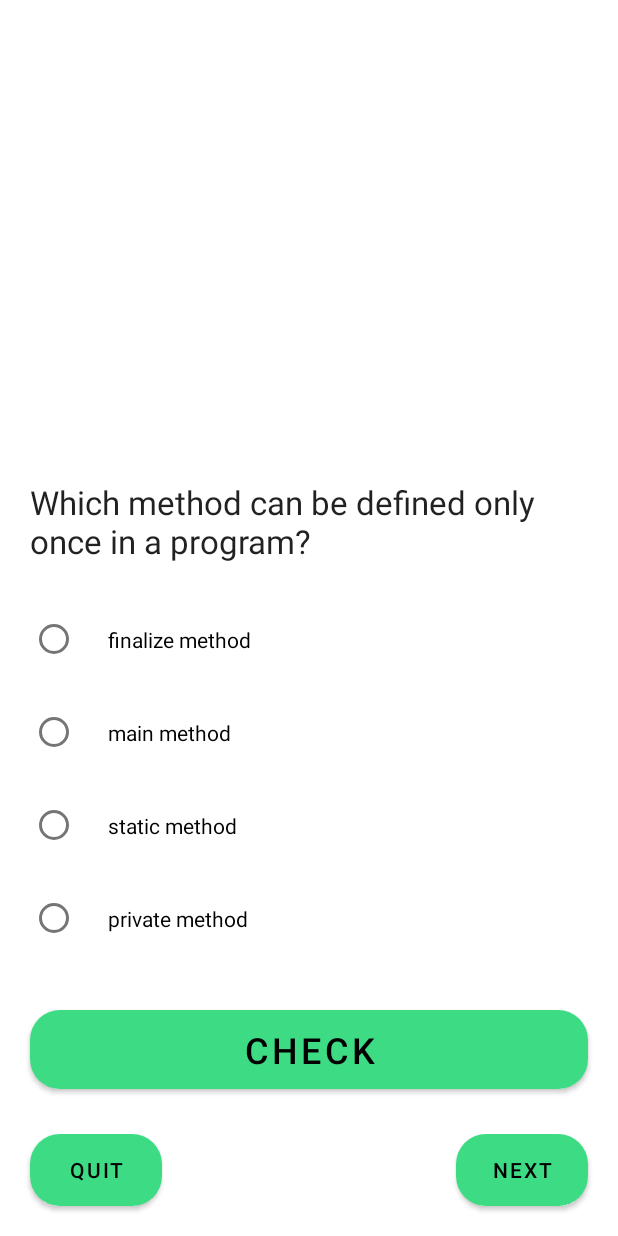
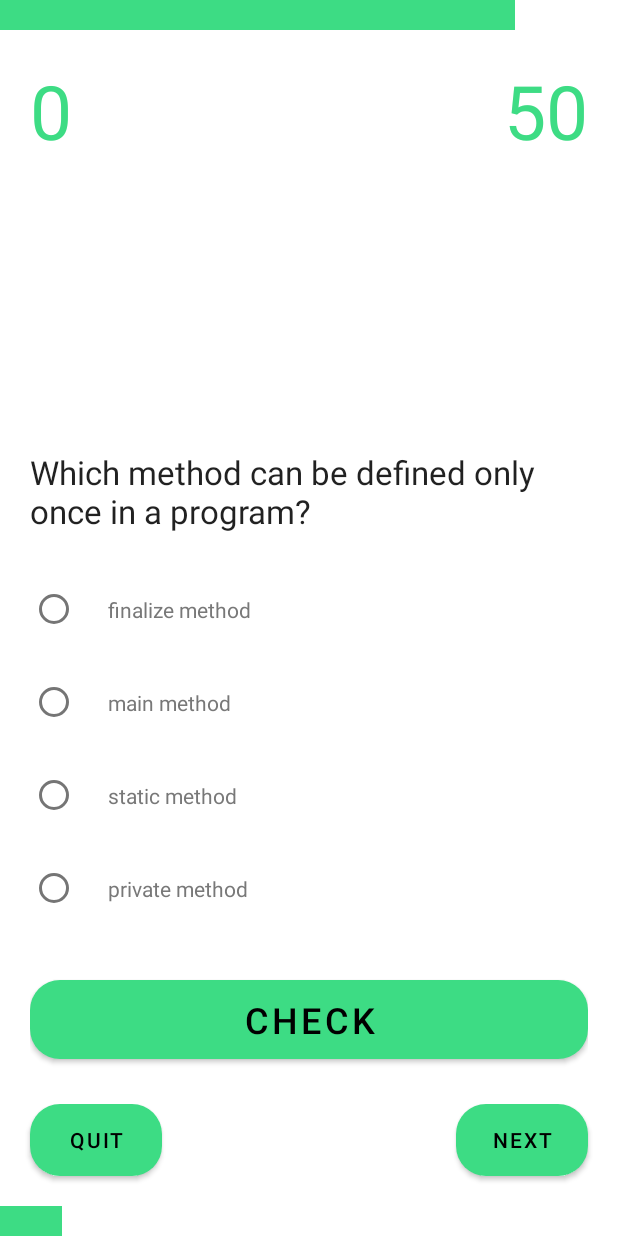
Before and after one commit to innocentmasuki/quizapp, an Android app: the screen it shows after launch (Questions), after a tap on "CHECK", on a phone screen of 412 x 824 dp. Run offline under Robolectric (Android 15) with nearby library versions, the phone set to English and light mode, and no system bars; plain views replace LinearTimerView; 1 statement that could not run was skipped.

Commit message:
upgraded the gradle version

```diff
--- a/app/build.gradle
+++ b/app/build.gradle
@@ -41,7 +41,5 @@ dependencies {
     androidTestImplementation 'androidx.test.ext:junit:1.1.3'
     androidTestImplementation 'androidx.test.espresso:espresso-core:3.4.0'
 
-    implementation "com.github.krtkush:LinearTimer:v2.1.1"
-    implementation 'com.github.rehmanmuradali:ticker:1.0.1'
-    implementation 'com.gusakov:pulse-countdown:1.1.0-rc1'
+
 }
--- a/app/src/main/AndroidManifest.xml
+++ b/app/src/main/AndroidManifest.xml
@@ -17,6 +17,7 @@
             android:exported="false" />
         <activity
             android:name=".Questions"
+            android:screenOrientation="portrait"
             android:exported="true">
             <intent-filter>
                 <action android:name="android.intent.action.MAIN" />
--- a/app/src/main/java/com/innocentmasuki/quizapp/Questions.java
+++ b/app/src/main/java/com/innocentmasuki/quizapp/Questions.java
@@ -1,29 +1,42 @@
 package com.innocentmasuki.quizapp;
 
+import androidx.annotation.NonNull;
 import androidx.appcompat.app.AppCompatActivity;
 
 import android.content.Intent;
 import android.graphics.Color;
 import android.os.Bundle;
-import android.provider.MediaStore;
+import android.os.CountDownTimer;
 import android.util.Log;
-import android.view.View;
+import android.view.animation.Animation;
+import android.view.animation.AnimationUtils;
 import android.widget.Button;
+import android.widget.ProgressBar;
 import android.widget.RadioButton;
 import android.widget.RadioGroup;
 import android.widget.TextView;
 import android.widget.Toast;
 
-import java.util.ArrayList;
+import java.util.Locale;
 
 public class Questions extends AppCompatActivity {
 
-    Boolean answered = false;
+    Boolean answered = false, timeUp = false;
+    Animation shake;
 
-    TextView tv;
-    Button nextQuestion, quitbutton, checkAnswer;
+    private boolean mTimerRunning;
+
+    TextView tv, userScores, user_marks;
+    Button nextQuestion, quitButton, submitAnswerBtn;
     RadioGroup radio_g;
     RadioButton rb1,rb2,rb3,rb4;
+
+    ProgressBar mProgressBar,questionProgressBar;
+    CountDownTimer mCountDownTimer;
+
+    int seconds;
+    public static int totalSeconds = 0;
+
 
     String[] questions = {
             "Which method can be defined only once in a program?",
@@ -51,8 +64,14 @@ public class Questions extends AppCompatActivity {
             "int","long","byte","float"
     };
 
+    int[] duration = {60,120,70,12,30,60,120,70,12,30};
+
     int flag=0;
     public static int marks=0,correct=0,wrong=0;
+    int counter = 0;
+
+    private long mTimeLeftInMillis = duration[flag] * 1000;
+
 
     @Override
     protected void onCreate(Bundle savedInstanceState) {
@@ -60,11 +79,17 @@ public class Questions extends AppCompatActivity {
         setContentView(R.layout.activity_questions);
 
         TextView textView=(TextView)findViewById(R.id.DispName);
+        mProgressBar=(ProgressBar)findViewById(R.id.progressbar);
+        questionProgressBar=(ProgressBar)findViewById(R.id.questionsProgress);
+        shake = AnimationUtils.loadAnimation(getApplicationContext(), R.anim.shake);
+
 
         nextQuestion=(Button)findViewById(R.id.nextQuestion);
-        checkAnswer=(Button)findViewById(R.id.check_answer);
-        quitbutton=(Button)findViewById(R.id.buttonquit);
+        submitAnswerBtn =(Button)findViewById(R.id.check_answer);
+        quitButton =(Button)findViewById(R.id.buttonquit);
         tv=(TextView) findViewById(R.id.tvque);
+        userScores=(TextView) findViewById(R.id.scores);
+        user_marks=(TextView) findViewById(R.id.user_marks);
 
         radio_g=(RadioGroup)findViewById(R.id.answersgrp);
         rb1=(RadioButton)findViewById(R.id.radioButton);
@@ -78,54 +103,64 @@ public class Questions extends AppCompatActivity {
         rb4.setText(opt[3]);
 
 
-//         circularViewWithTimer = findViewById(R.id.circular_view_with_timer);
-//        CircularView.OptionsBuilder builderWithTimer =
-//                new CircularView.OptionsBuilder()
-//                        .shouldDisplayText(true)
-//                        .setCounterInSeconds(50)
-//                        .setCircularViewCallback(new CircularViewCallback() {
-//                            @Override
-//                            public void onTimerFinish() {
-//
-//                                // Will be called if times up of countdown timer
-//                                Toast.makeText(MainActivity.this, "CircularCallback: Timer Finished ", Toast.LENGTH_SHORT).show();
-//                            }
-//
-//                            @Override
-//                            public void onTimerCancelled() {
-//
-//                                // Will be called if stopTimer is called
-//                                Toast.makeText(MainActivity.this, "CircularCallback: Timer Cancelled ", Toast.LENGTH_SHORT).show();
-//                            }
-//                        });
-//
-//        circularViewWithTimer.setOptions(builderWithTimer);
-
-        checkAnswer.setOnClickListener(v -> {
 
 
+        // Iterate through all elements and add them to sum
+        for (int j : duration) totalSeconds += j;
+        questionProgressBar.setMax(questions.length);
+        questionProgressBar.setProgress(flag + 1);
+
+
+        startTimer();
+        updateCountDownText();
+
+        submitAnswerBtn.setOnClickListener(v -> {
+            submitAnswer();
+        });
+
+        nextQuestion.setOnClickListener(v -> {
+            goToNextQuestion();
+        });
+
+
+    }
+
+
+    private void submitAnswer() {
 
         if(radio_g.getCheckedRadioButtonId()==-1)
         {
             Toast.makeText(getApplicationContext(), "Please select one choice", Toast.LENGTH_SHORT).show();
             return;
+
         }else{
+
             answered = true;
-                checkAnswer.setEnabled(false);
+            submitAnswerBtn.setEnabled(false);
             RadioButton userAnswer = (RadioButton) findViewById(radio_g.getCheckedRadioButtonId());
             String ansText = userAnswer.getText().toString();
             if(ansText.equals(answers[flag])) {
                 correct++;
+                pauseTimer();
+                marks = marks + seconds;
+                user_marks.setText("Scores : " + marks);
                 userAnswer.setBackgroundResource(R.drawable.correct_background);
                 userAnswer.setTextColor(Color.parseColor("#FFFFFFFF"));
             }
 
             else {
-
+                pauseTimer();
                 userAnswer.setBackgroundResource(R.drawable.wrong_background);
-                    radio_g.getChildAt(flag+1).setBackgroundResource(R.drawable.correct_background);
+                for (int i=0;i<4;i++) {
+                    RadioButton o = (RadioButton) radio_g.getChildAt(i);
+                    if (o.getText().toString().equals(answers[flag])) {
+                        o.setBackgroundResource(R.drawable.correct_background);
+                        o.setTextColor(Color.parseColor("#FFFFFFFF"));
+                        o.startAnimation(shake);
+                    }
+                }
+//                    radio_g.getChildAt(flag+1).setBackgroundResource(R.drawable.correct_background);
                 userAnswer.setTextColor(Color.parseColor("#FFFFFFFF"));
-                    ((RadioButton) radio_g.getChildAt(flag+1)).setTextColor(Color.parseColor("#FFFFFFFF"));
                 wrong++;
             }
             rb1.setEnabled(false);
@@ -134,18 +169,19 @@ public class Questions extends AppCompatActivity {
             rb4.setEnabled(false);
         }
 
+    }
 
-        });
+    private void goToNextQuestion() {
+        if(answered || timeUp){
+            answered = false;
+            timeUp = false;
+            submitAnswerBtn.setEnabled(true);
 
-        nextQuestion.setOnClickListener(v -> {
-            if(answered){
-                answered = false;
-                checkAnswer.setEnabled(true);
 
-                rb1.setTextColor(Color.parseColor("#000000"));
-                rb2.setTextColor(Color.parseColor("#000000"));
-                rb3.setTextColor(Color.parseColor("#000000"));
-                rb4.setTextColor(Color.parseColor("#000000"));
+            rb1.setTextColor(Color.parseColor("#787878"));
+            rb2.setTextColor(Color.parseColor("#787878"));
+            rb3.setTextColor(Color.parseColor("#787878"));
+            rb4.setTextColor(Color.parseColor("#787878"));
 
             rb1.setBackgroundResource(0);
             rb2.setBackgroundResource(0);
@@ -159,26 +195,107 @@ public class Questions extends AppCompatActivity {
 
 
             flag++;
-                if(flag<questions.length)
-                {
+            if(flag<questions.length){
+
+                if(flag == (questions.length - 1)){
+                    nextQuestion.setText("FINISH");
+                }
                 tv.setText(questions[flag]);
                 rb1.setText(opt[flag*4]);
                 rb2.setText(opt[flag*4 +1]);
                 rb3.setText(opt[flag*4 +2]);
                 rb4.setText(opt[flag*4 +3]);
+
+
+                questionProgressBar.setProgress(flag + 1);
+                mProgressBar.setMax(duration[flag]);
+                resetTimer();
+                startTimer();
+
             }
             else
             {
-                    marks=correct;
-//                Intent in = new Intent(getApplicationContext(),Results.class);
-//                startActivity(in);
-                    Toast.makeText(getApplicationContext(), "All done go to results", Toast.LENGTH_SHORT).show();
+                    Intent in = new Intent(getApplicationContext(),Results.class);
+                    in.putExtra("marks", marks);
+                    in.putExtra("total", totalSeconds);
+                    startActivity(in);
             }
             radio_g.clearCheck();
         }
 
-        });
+    }
+
+
+    private void startTimer() {
+        mCountDownTimer = new CountDownTimer(mTimeLeftInMillis, 1000) {
+            @Override
+            public void onTick(long millisUntilFinished) {
+                mTimeLeftInMillis = millisUntilFinished;
+                Log.v("Log_tag", "Tick of Progress"+ mTimeLeftInMillis);
+
+                updateCountDownText();
+            }
+
+            @Override
+            public void onFinish() {
+                mTimerRunning = false;
+                submitAnswerBtn.setEnabled(false);
+                timeUp = true;
+
+            }
+        }.start();
+
+        mTimerRunning = true;
+
+    }
+
+    private void pauseTimer() {
+        mCountDownTimer.cancel();
+        mTimerRunning = false;
+
+    }
+
+    private void resetTimer() {
+        mTimeLeftInMillis = duration[flag] * 1000;
+        updateCountDownText();
+    }
+
+
+    private void updateCountDownText() {
+        mProgressBar.setMax(duration[flag]);
+
+//        int minutes = (int) (mTimeLeftInMillis / 1000) / 60;
+         seconds = (int) (mTimeLeftInMillis / 1000);
+        mProgressBar.setProgress(seconds);
+        Log.v("Log_tag", "Tick of Seconds"+ seconds);
+
+
+
+        String timeLeftFormatted = String.format(Locale.getDefault(), "%02d", seconds);
+
+        userScores.setText(Integer.toString(seconds));
+    }
+
+
+    @Override
+    protected void onSaveInstanceState(@NonNull Bundle outState) {
+
+        super.onSaveInstanceState(outState);
+        outState.putLong("millisLeft",mTimeLeftInMillis);
+        outState.putBoolean("timerRunning",mTimerRunning);
+    }
+
+    @Override
+    protected  void onRestoreInstanceState(Bundle savedInstances){
+        super.onRestoreInstanceState(savedInstances);
+        mTimeLeftInMillis = savedInstances.getLong("millisLeft");
+        mTimerRunning = savedInstances.getBoolean("timerRunning");
+        updateCountDownText();
+
+        if(mTimerRunning){
+            startTimer();
+        }
+    }
 
 
 }
-}
--- /dev/null
+++ b/app/src/main/res/drawable/timer_progress_bar.xml
@@ -0,0 +1,18 @@
+<?xml version="1.0" encoding="utf-8"?>
+<layer-list xmlns:android="http://schemas.android.com/apk/res/android">
+    <!-- Define the background properties like color etc -->
+    <item android:id="@android:id/background">
+        <shape>
+            <solid android:color="#00000000"/>
+        </shape>
+    </item>
+
+    <!-- Define the progress properties like start color, end color etc -->
+    <item android:id="@android:id/progress">
+        <clip>
+            <shape>
+                <solid android:color="@color/primary_color"/>
+            </shape>
+        </clip>
+    </item>
+</layer-list>
--- a/app/src/main/res/layout/activity_questions.xml
+++ b/app/src/main/res/layout/activity_questions.xml
@@ -2,60 +2,77 @@
 <RelativeLayout xmlns:android="http://schemas.android.com/apk/res/android"
     xmlns:app="http://schemas.android.com/apk/res-auto"
     xmlns:tools="http://schemas.android.com/tools"
-    xmlns:timer="http://schemas.android.com/apk/res-auto"
     android:layout_width="match_parent"
     android:layout_height="match_parent"
     tools:context=".Questions">
 
 
 
+    <ProgressBar
+        android:id="@+id/progressbar"
+        style="@android:style/Widget.ProgressBar.Horizontal"
+        android:progress="0"
+        android:min="0"
+        android:layout_width="match_parent"
+        android:layout_alignParentTop="true"
+        android:progressDrawable="@drawable/timer_progress_bar"
+        android:layout_height="20dp"
+        />
+
+    <TextView
+        android:id="@+id/user_marks"
+        android:layout_width="wrap_content"
+        android:layout_height="wrap_content"
+        android:layout_below="@+id/progressbar"
+        android:layout_alignParentStart="true"
+        android:layout_marginTop="20dp"
+        android:gravity="center"
+        android:layout_marginStart="20dp"
+        android:text="0"
+        android:textColor="@color/primary_color"
+        android:textSize="50sp" />
+    <TextView
+        android:id="@+id/scores"
+        android:layout_width="wrap_content"
+        android:layout_height="wrap_content"
+        android:layout_below="@+id/progressbar"
+        android:layout_alignParentEnd="true"
+        android:layout_marginTop="20dp"
+        android:gravity="center"
+        android:layout_marginEnd="20dp"
+        android:text="0"
+        android:textColor="@color/primary_color"
+        android:textSize="50sp" />
+
     <LinearLayout
         android:layout_width="match_parent"
         android:layout_height="wrap_content"
+        android:id="@+id/questions"
+        android:paddingHorizontal="20dp"
         android:layout_above="@+id/bottom_buttons"
         android:layout_centerHorizontal="true"
         android:orientation="vertical">
 
 
-<!--        <TextView-->
-<!--            android:layout_width="200dp"-->
-<!--            android:layout_height="wrap_content"-->
-<!--            android:textAppearance="?android:attr/textAppearanceLarge"-->
-<!--            android:id="@+id/DispName"-->
-<!--            android:layout_marginHorizontal="20dp"-->
-
-<!--            android:textColor="@color/accent_material_light"-->
-<!--            android:layout_alignParentTop="true"-->
-<!--            android:layout_alignParentLeft="true"-->
-<!--            android:layout_alignParentStart="true" />-->
-
-<!--        <io.github.krtkush.lineartimer.LinearTimerView-->
-<!--            android:id="@+id/linearTimer"-->
-<!--            android:layout_centerHorizontal="true"-->
-<!--            android:layout_width="wrap_content"-->
-<!--            android:layout_height="wrap_content"-->
-<!--            timer:radius="20dp"-->
-<!--            timer:strokeWidth="3dp"/>-->
 
 
         <TextView
             android:id="@+id/tvque"
-            android:layout_width="wrap_content"
+            android:layout_width="match_parent"
             android:layout_height="wrap_content"
-            android:layout_alignParentStart="true"
-            android:layout_alignParentLeft="true"
-            android:layout_marginHorizontal="20dp"
-
+            android:layout_marginVertical="20dp"
             android:layout_marginBottom="20dp"
             android:text="Questions"
             android:textAppearance="?android:attr/textAppearanceLarge" />
+
+
+
 
         <RadioGroup
             android:layout_width="match_parent"
             android:layout_height="wrap_content"
             android:layout_alignLeft="@+id/DispName"
             android:layout_alignStart="@+id/DispName"
-            android:layout_marginHorizontal="20dp"
 
             android:id="@+id/answersgrp"
             android:clickable="true"
@@ -69,6 +86,7 @@
                 android:text="A"
                 android:paddingVertical="20dp"
                 android:paddingHorizontal="20dp"
+                android:textColor="@color/grey"
                 android:layout_marginVertical="1dp"
                 android:id="@+id/radioButton"
                 android:checked="false"
@@ -81,6 +99,8 @@
                 android:paddingHorizontal="20dp"
                 android:layout_marginVertical="1dp"
                 android:text="B"
+                android:textColor="@color/grey"
+
                 android:id="@+id/radioButton2"
                 android:checked="false" />
 
@@ -91,6 +111,7 @@
                 android:paddingHorizontal="20dp"
                 android:layout_marginVertical="1dp"
                 android:text="C"
+                android:textColor="@color/grey"
                 android:id="@+id/radioButton3"
                 android:checked="false" />
 
@@ -101,6 +122,8 @@
                 android:layout_marginVertical="1dp"
                 android:paddingHorizontal="20dp"
                 android:text="D"
+                android:textColor="@color/grey"
+
                 android:id="@+id/radioButton4"
                 android:checked="false" />
 
@@ -116,7 +139,6 @@
             android:backgroundTint="@color/secondary_color"
             android:text="CHECK"
             android:layout_marginBottom="30dp"
-            android:layout_marginHorizontal="20dp"
 
             android:textColor="@color/black"
             android:textAllCaps="false"
@@ -136,7 +158,7 @@
         android:layout_width="match_parent"
         android:layout_height="wrap_content"
         android:id="@+id/bottom_buttons"
-        android:layout_alignParentBottom="true">
+        android:layout_above="@+id/questionsProgress">
 
         <Button
             android:layout_width="wrap_content"
@@ -163,5 +185,17 @@
 
     </RelativeLayout>
 
+        <ProgressBar
+            android:id="@+id/questionsProgress"
+            style="@android:style/Widget.ProgressBar.Horizontal"
+            android:progress="0"
+            android:min="0"
+            android:layout_width="match_parent"
+            android:layout_alignParentBottom="true"
+            android:progressDrawable="@drawable/timer_progress_bar"
+            android:layout_height="20dp"
+            />
+
+
 
 </RelativeLayout>
--- a/app/src/main/res/values-night/themes.xml
+++ b/app/src/main/res/values-night/themes.xml
@@ -2,8 +2,8 @@
     <!-- Base application theme. -->
     <style name="Theme.Quizapp" parent="Theme.MaterialComponents.DayNight.NoActionBar">
         <!-- Primary brand color. -->
-        <item name="colorPrimary">@color/purple_200</item>
-        <item name="colorPrimaryVariant">@color/purple_700</item>
+        <item name="colorPrimary">@color/orange</item>
+        <item name="colorPrimaryVariant">@color/teal_700</item>
         <item name="colorOnPrimary">@color/black</item>
         <!-- Secondary brand color. -->
         <item name="colorSecondary">@color/teal_200</item>
--- a/app/src/main/res/values/colors.xml
+++ b/app/src/main/res/values/colors.xml
@@ -4,9 +4,10 @@
     <color name="purple_500">#FF6200EE</color>
     <color name="purple_700">#FF3700B3</color>
     <color name="teal_200">#3DDC84</color>
-    <color name="teal_700">#3DDC84</color>
+    <color name="teal_700">#22AF61</color>
     <color name="black">#FF000000</color>
     <color name="white">#FFFFFFFF</color>
+    <color name="grey">#787878</color>
     <color name="orange">#3DDC84</color>
     <color name="primary_color">#3DDC84</color>
     <color name="secondary_color">#5E5E5E</color>
--- a/app/src/main/res/values/themes.xml
+++ b/app/src/main/res/values/themes.xml
@@ -3,7 +3,7 @@
     <style name="Theme.Quizapp" parent="Theme.MaterialComponents.DayNight.NoActionBar">
         <!-- Primary brand color. -->
         <item name="colorPrimary">@color/orange</item>
-        <item name="colorPrimaryVariant">@color/orange</item>
+        <item name="colorPrimaryVariant">@color/teal_700</item>
         <item name="colorOnPrimary">@color/white</item>
         <!-- Secondary brand color. -->
         <item name="colorSecondary">@color/teal_200</item>
--- a/build.gradle
+++ b/build.gradle
@@ -7,7 +7,7 @@ buildscript {
         maven { url 'https://jitpack.io' }
     }
     dependencies {
-        classpath "com.android.tools.build:gradle:7.0.3"
+        classpath 'com.android.tools.build:gradle:7.1.0'
 
         // NOTE: Do not place your application dependencies here; they belong
         // in the individual module build.gradle files
```
Also changed, not shown: app/src/main/java/com/innocentmasuki/quizapp/Results.java (+37 -0 lines), app/src/main/res/layout/activity_results.xml (+37 -2 lines), gradle/wrapper/gradle-wrapper.properties. Lines whose indentation alone changed are shown as unchanged.
